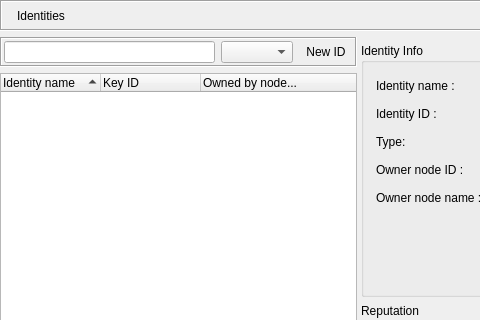
Above: retroshare-gui/src/gui/Identity/IdDialog.ui from RetroShare/RetroShare before the change; both pictures show x 0 to 480 and y 0 to 320 of the 826 by 752 pixel window. Below: the same form after it.
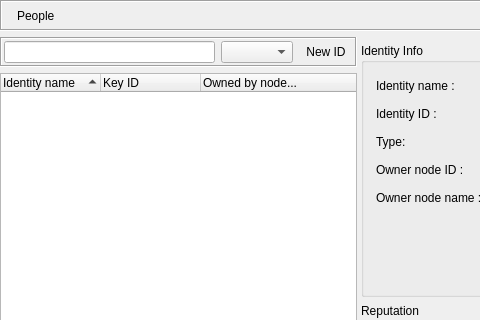
That is the form after the change. Icons and pictures are not drawn. Custom widgets are drawn as their Qt base class.

Commit message: renaming strings and changed icons for Network/People added Peer def for Identities.

The edit to the form file:
```diff
--- a/retroshare-gui/src/gui/Identity/IdDialog.ui
+++ b/retroshare-gui/src/gui/Identity/IdDialog.ui
@@ -78,7 +78,7 @@
       <item>
        <widget class="StyledLabel" name="titleBarLabel">
         <property name="text">
-         <string>Identities</string>
+         <string>People</string>
         </property>
        </widget>
       </item>
```
Left out of the diff: 13 changed lines with no effect on the pictures. The commit also changes 8 other files.
